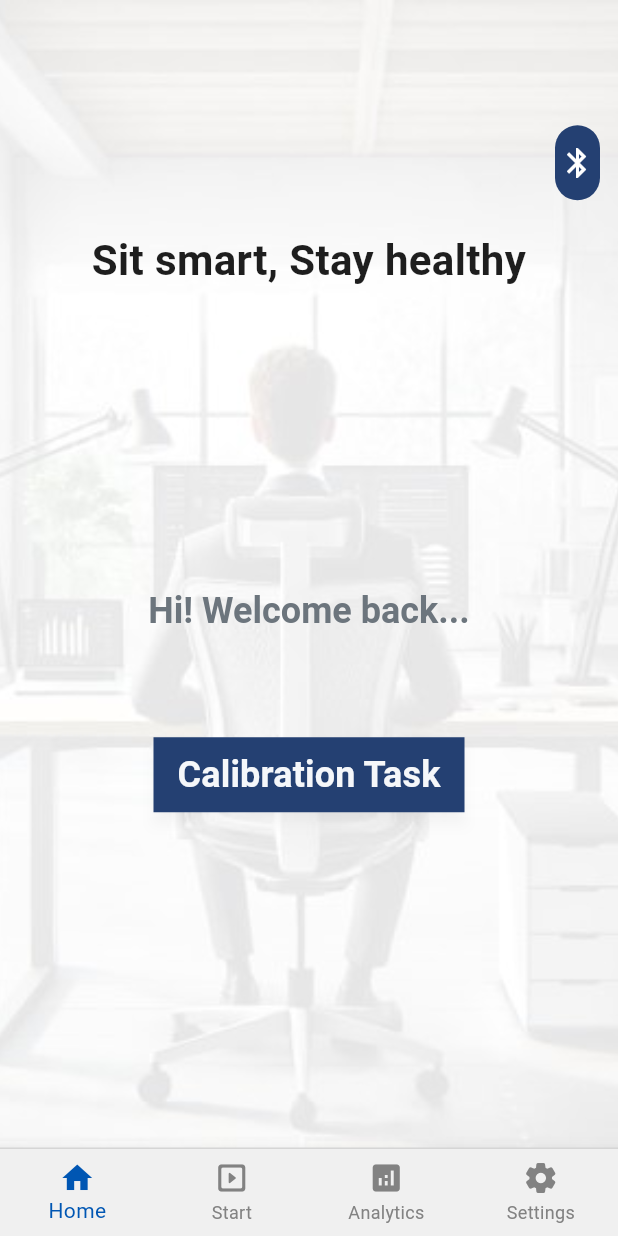
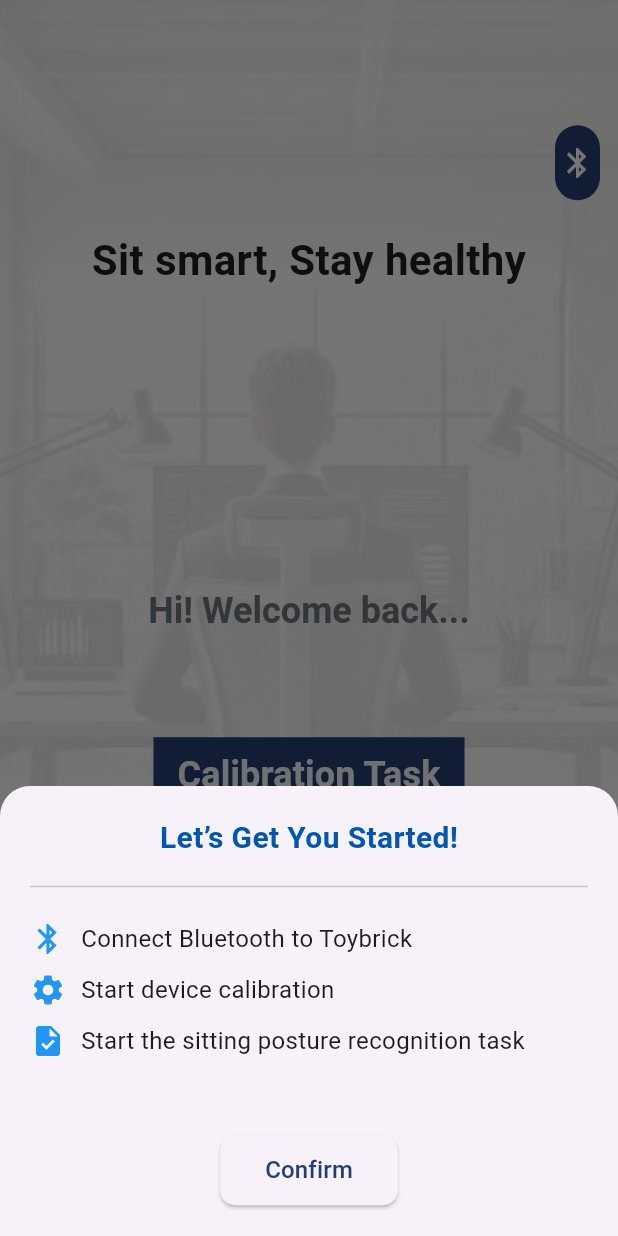
Before and after one commit to wendy9910/APP_Sitting-posture-recognition-system, a Flutter app: the screen it shows after launch, on a phone screen of 412 x 824 dp. Run offline on Flutter 3.47's test engine with Material 3 defaults, Android fonts, the phone set to English and light mode, and no system bars; drawn by our look-alikes of animated_text_kit; our stand-ins replace fl_chart, flutter_bluetooth_serial, fluttertoast, permission_handler, sqflite; missing offline and left inert: soundpool; accounts and stored records are empty; Roboto replaces fonts that are missing (DengXian).

Commit message:
add 250223

```diff
--- a/lib/main.dart
+++ b/lib/main.dart
@@ -1,5 +1,5 @@
-import 'package:flutter/material.dart'; // Flutter的Material Design包
-import 'package:provider/provider.dart'; // 狀態管理套件
+import 'package:flutter/material.dart';
+import 'package:provider/provider.dart';
 import 'page/MainPage.dart';
 import '/bluetoothPage/BluetoothConnectionProvider.dart';
 
--- a/lib/page/MainPage.dart
+++ b/lib/page/MainPage.dart
@@ -1,6 +1,6 @@
 import 'package:flutter/material.dart';
 import 'package:animated_text_kit/animated_text_kit.dart';
-import 'package:provider/provider.dart'; // 狀態管理套件
+import 'package:provider/provider.dart';
 import 'analyticsPage.dart';
 import 'StartPage.dart';
 import 'SettingPage.dart';
@@ -17,6 +17,13 @@ class MainPage extends StatefulWidget {
 
 class _MainPage extends State<MainPage> {
   @override
+  void initState() {
+    super.initState();
+    WidgetsBinding.instance.addPostFrameCallback((_) {
+      _showGuideSheet();
+    });
+  }
+
   Widget build(BuildContext context) {
     // ChangeNotifierProvider是provider套件中的一個widget，用於將狀態向下傳遞給子widget
     return ChangeNotifierProvider(
@@ -29,8 +36,82 @@ class _MainPage extends State<MainPage> {
           useMaterial3: true,
           colorScheme: ColorScheme.fromSeed(seedColor: Colors.deepOrange),
         ),
-        home: MyHomePage(), // 首頁的widget
-        // navigatorObservers: [BluetoothConnectionProvider()],
+        home: MyHomePage(),
+      ),
+    );
+  }
+
+  void _showGuideSheet() {
+    showModalBottomSheet(
+      context: context,
+      isDismissible: false,
+      enableDrag: false,
+      shape: RoundedRectangleBorder(
+        borderRadius: BorderRadius.vertical(top: Radius.circular(20)), // 圓角
+      ),
+      builder: (context) {
+        return Container(
+          padding: EdgeInsets.all(20),
+          height: 300,
+          child: Column(
+            crossAxisAlignment: CrossAxisAlignment.start,
+            mainAxisSize: MainAxisSize.min,
+            children: [
+              Center(
+                child: Text(
+                  "Let’s Get You Started!",
+                  style: TextStyle(
+                    fontSize: 20, // 放大字體
+                    fontWeight: FontWeight.bold, // 加粗
+                    color: const Color.fromARGB(255, 0, 86, 179), // 更顯眼
+                  ),
+                ),
+              ),
+              SizedBox(height: 10),
+              Divider(thickness: 1), // 添加分隔線
+              SizedBox(height: 10),
+              _buildStep(Icons.bluetooth, "Connect Bluetooth to Toybrick"),
+              _buildStep(Icons.settings, "Start device calibration"),
+              _buildStep(
+                  Icons.task, "Start the sitting posture recognition task"),
+              Spacer(),
+              Center(
+                child: ElevatedButton(
+                  style: ElevatedButton.styleFrom(
+                    padding: EdgeInsets.symmetric(horizontal: 30, vertical: 12),
+                    shape: RoundedRectangleBorder(
+                      borderRadius: BorderRadius.circular(10),
+                    ),
+                  ),
+                  onPressed: () => Navigator.of(context).pop(),
+                  child: Text("Confirm",
+                      style: TextStyle(
+                        fontSize: 16,
+                        color: const Color.fromARGB(255, 36, 64, 114),
+                      )),
+                ),
+              ),
+            ],
+          ),
+        );
+      },
+    );
+  }
+
+  Widget _buildStep(IconData icon, String text) {
+    return Padding(
+      padding: const EdgeInsets.symmetric(vertical: 5),
+      child: Row(
+        children: [
+          Icon(icon, color: Colors.blue, size: 24),
+          SizedBox(width: 10),
+          Expanded(
+            child: Text(
+              text,
+              style: TextStyle(fontSize: 16),
+            ),
+          ),
+        ],
       ),
     );
   }
@@ -204,25 +285,23 @@ class GeneratorPage extends StatelessWidget {
                     );
                   },
                   style: ElevatedButton.styleFrom(
-                    minimumSize: const Size(200, 50), // 設置按鈕尺寸
-                    padding:
-                        const EdgeInsets.symmetric(horizontal: 16), // 調整內邊距
-                    backgroundColor:
-                        const Color.fromARGB(255, 36, 64, 114), // 背景顏色
-                    foregroundColor: Colors.white, // 文字顏色
+                    minimumSize: const Size(200, 50),
+                    padding: const EdgeInsets.symmetric(horizontal: 16),
+                    backgroundColor: const Color.fromARGB(255, 36, 64, 114),
+                    foregroundColor: Colors.white,
                     shape: const RoundedRectangleBorder(
-                      borderRadius: BorderRadius.zero, // 設置直角樣式
+                      borderRadius: BorderRadius.zero,
                     ),
-                    elevation: 4, // 增加輕微陰影，提升層次感
+                    elevation: 4,
                     shadowColor: Colors.black.withOpacity(0.2), // 陰影顏色
                   ),
                   child: const Text(
                     'Calibration Task',
                     style: TextStyle(
-                      fontSize: 24, // 文字大小
-                      fontWeight: FontWeight.w600, // 字體加粗
+                      fontSize: 24,
+                      fontWeight: FontWeight.w600,
                       fontFamily: 'DengXian',
-                      color: Color.fromARGB(255, 245, 247, 250), // 文字顏色
+                      color: Color.fromARGB(255, 245, 247, 250),
                     ),
                   ),
                 ),
@@ -240,19 +319,19 @@ class BTButton extends StatelessWidget {
   @override
   Widget build(BuildContext context) {
     return Align(
-      alignment: Alignment.topRight, // 對齊右上角
+      alignment: Alignment.topRight,
       child: Padding(
-        padding: const EdgeInsets.only(top: 10.0, right: 12.0), // 設定邊距
+        padding: const EdgeInsets.only(top: 10.0, right: 12.0),
         child: Container(
-          width: 30, // 按鈕寬度
-          height: 50, // 按鈕高度
+          width: 30,
+          height: 50,
           decoration: BoxDecoration(
             shape: BoxShape.rectangle,
-            borderRadius: BorderRadius.circular(15), // 圓角設計
-            color: Color.fromARGB(255, 36, 64, 114), // 背景顏色
+            borderRadius: BorderRadius.circular(15),
+            color: Color.fromARGB(255, 36, 64, 114),
           ),
           child: InkWell(
-            borderRadius: BorderRadius.circular(15), // 確保 InkWell 匹配邊角
+            borderRadius: BorderRadius.circular(15),
             onTap: () async {
               final BluetoothDevice? selectedDevice =
                   await Navigator.of(context).push(
@@ -266,13 +345,10 @@ class BTButton extends StatelessWidget {
               if (selectedDevice != null) {
                 print('Connect -> selected ${selectedDevice.address}');
 
-                // 获取 BluetoothConnectionProvider 并使用它来连接设备
                 final bluetoothProvider =
                     Provider.of<BluetoothConnectionProvider>(context,
                         listen: false);
                 await bluetoothProvider.connectToDevice(selectedDevice);
-
-                // 连接成功后，可以在应用程序的其他页面使用 bluetoothProvider.connection 访问连接
               } else {
                 print('Connect -> no device selected');
               }
--- a/lib/page/StartPage.dart
+++ b/lib/page/StartPage.dart
@@ -384,6 +384,7 @@ class PostureDetector {
 
   bool isUpperBodyPostureIncorrect(UpperBodyAction action) {
     const incorrectPostures = {
+      UpperBodyAction.BackRest,
       UpperBodyAction.BackHunchedForward,
       UpperBodyAction.BackSlouchingLeft,
       UpperBodyAction.BackSlouchingRight,
--- a/pubspec.yaml
+++ b/pubspec.yaml
@@ -27,6 +27,7 @@ dependencies:
   fluttertoast: ^8.2.8
   animated_text_kit: ^4.2.2
   soundpool: ^2.4.1
+  crypto: ^3.0.6
   # flutter_ringtone_player: ^3.0.0
 
 
```
Also changed, not shown: lib/bluetoothPage/BluetoothConnectionProvider.dart (+41 -18 lines), lib/page/CalibrationPage.dart (+73 -66 lines).
